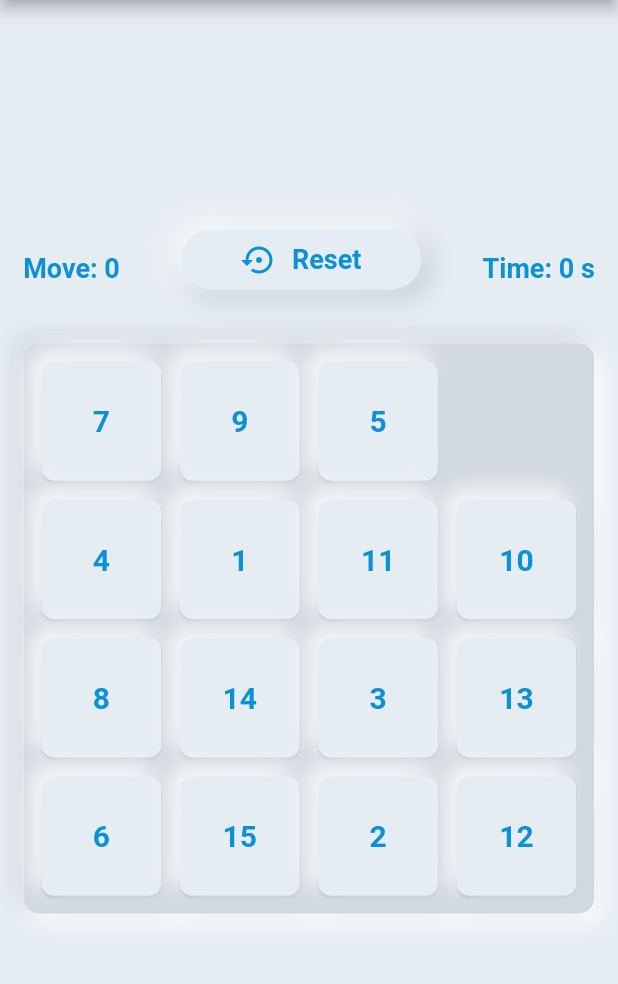
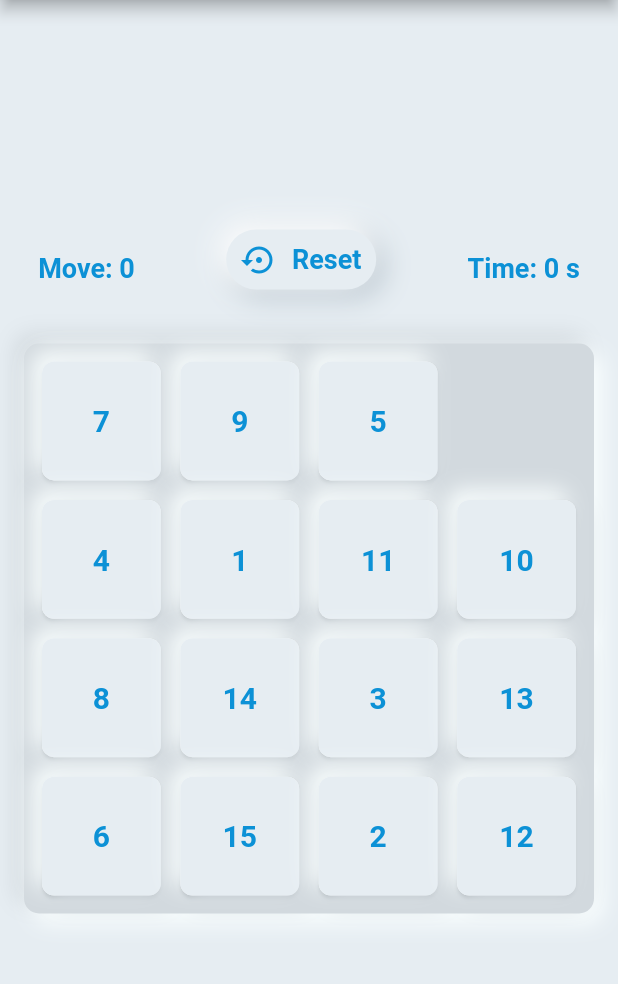
Before and after one commit to md-siam/flutter_puzzle_hack, a Flutter app: the screen it shows after launch, on a phone screen of 412 x 824 dp, the part 84-1068 px from its top. Run offline on Flutter 3.47's test engine with Material 2 defaults, Android fonts, the light colour scheme and no system bars; drawn by our look-alikes of clay_containers; our stand-ins replace audioplayers, google_fonts, responsive_framework, responsive_sizer; missing offline and left inert: day_night_switcher; Roboto replaces fonts that are missing (Alata).

Commit message:
responsive bug fixed

```diff
--- a/lib/app/provider/sound_provider.dart
+++ b/lib/app/provider/sound_provider.dart
@@ -5,6 +5,8 @@ class SoundProvider extends ChangeNotifier {
   final AudioCache audioCache = AudioCache(prefix: 'assets/audio/');
   AudioPlayer? player;
   bool _isMute = false;
+  bool get isMute => _isMute;
+
 
   //*****  S L I D I N G   S O U N D  ****//
   playSlidingSound() async {
--- a/lib/app/view/puzzle_game.dart
+++ b/lib/app/view/puzzle_game.dart
@@ -1,7 +1,6 @@
 import 'dart:async';
 import 'package:flutter/material.dart';
 
-import '/app/widget/util/design/neumorphic_button.dart';
 import '/app/widget/top_appbar.dart';
 import '/app/widget/grid.dart';
 import '../widget/menu_items.dart';
--- a/lib/app/widget/top_appbar.dart
+++ b/lib/app/widget/top_appbar.dart
@@ -90,9 +90,11 @@ class _TopAppBarState extends State<TopAppBar> {
           child: CustomDropdownMenu(
             borderRadius: BorderRadius.circular(10.0),
             backgroundColor: Theme.of(context).hoverColor,
-            icons: const [
-              Icon(Icons.volume_up, size: 30.0),
-              Icon(Icons.info_outline_rounded, size: 30.0),
+            icons: [
+              isMute
+                  ? const Icon(Icons.volume_off, size: 30.0)
+                  : const Icon(Icons.volume_up, size: 30.0),
+              const Icon(Icons.info_outline_rounded, size: 30.0),
             ],
             onChange: (index) {},
           ),
@@ -111,7 +113,7 @@ class _TopAppBarState extends State<TopAppBar> {
                         soundProvider.playMenuOpen();
                         soundProvider.stopSound();
                         setState(() {
-                          isMute = !isMute;
+                          isMute = soundProvider.isMute;
                         });
                       },
                       icon: isMute
--- a/lib/app/widget/util/design/neumorphic_button.dart
+++ b/lib/app/widget/util/design/neumorphic_button.dart
@@ -73,7 +73,7 @@ class _NeumorphicButtonState extends State<NeumorphicButton> {
                   mainAxisAlignment: MainAxisAlignment.center,
                   children: [
                     const Icon(Icons.settings_backup_restore),
-                    const SizedBox(width: 10),
+                    const SizedBox(width: 10.0),
                     Text(
                       widget.buttonText,
                       style: const TextStyle(
--- a/lib/app/widget/util/reset_button.dart
+++ b/lib/app/widget/util/reset_button.dart
@@ -1,4 +1,5 @@
 import 'package:flutter/material.dart';
+import 'package:responsive_framework/responsive_framework.dart';
 
 import 'design/neumorphic_button.dart';
 
@@ -14,7 +15,14 @@ class ResetButton extends StatelessWidget {
     return Column(
       children: [
         SizedBox(
-          width: 180,
+          width: ResponsiveValue(
+            context,
+            defaultValue: 180.0,
+            valueWhen: const [
+              Condition.smallerThan(name: MOBILE, value: 120.0),
+              Condition.largerThan(name: TABLET, value: 180.0)
+            ],
+          ).value,
           child: NeumorphicButton(
             buttonText: 'Reset',
             reset: reset,
```
Also changed, not shown: lib/app/widget/util/dropdown_menu.dart (+23 -23 lines).
